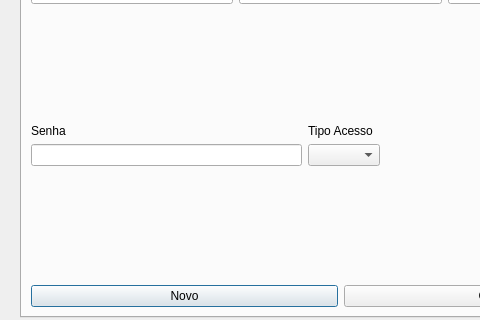
Above: window_gerenciarusuarios.ui from enosgb/FastMarket before the change; both pictures show x 0 to 480 and y 93 to 413 of the 676 by 413 pixel window. Below: the same form after it.
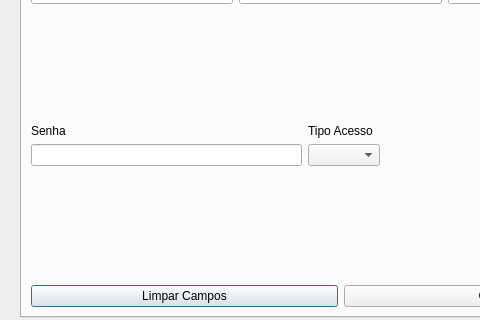
That is the form after the change. The open tabs and pages were chosen to show the change.

The edit to the form file:
```diff
--- a/window_gerenciarusuarios.ui
+++ b/window_gerenciarusuarios.ui
@@ -155,7 +155,7 @@
        <item>
         <widget class="QPushButton" name="btn_novoUsuario">
          <property name="text">
-          <string>Novo</string>
+          <string>Limpar Campos</string>
          </property>
         </widget>
        </item>
```
Left out of the diff: 6 changed lines with no effect on the pictures.
